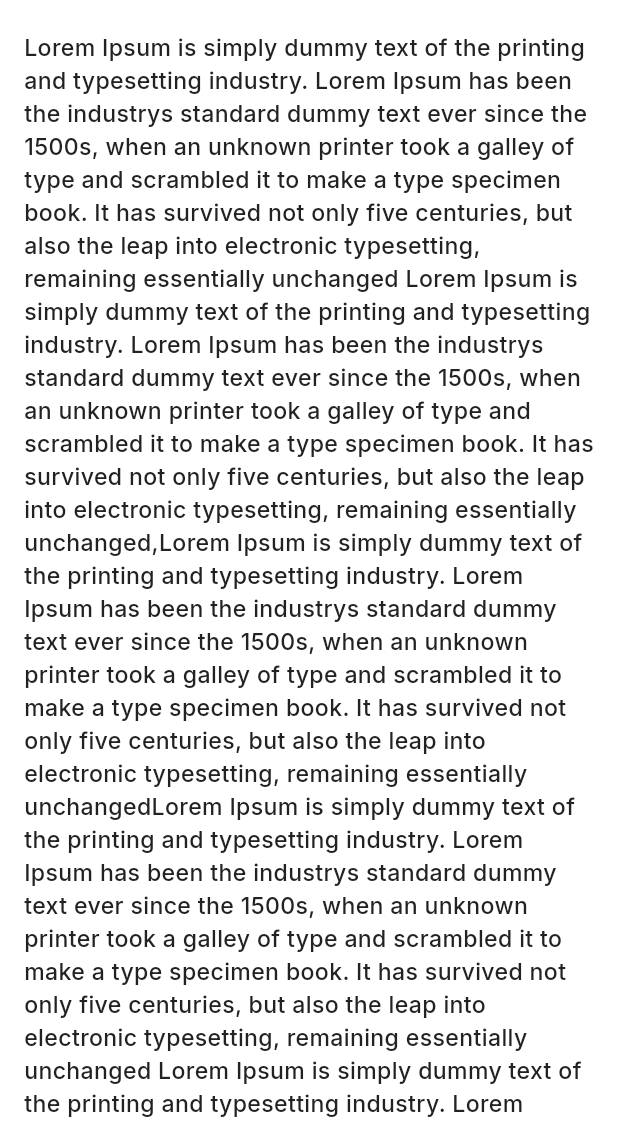
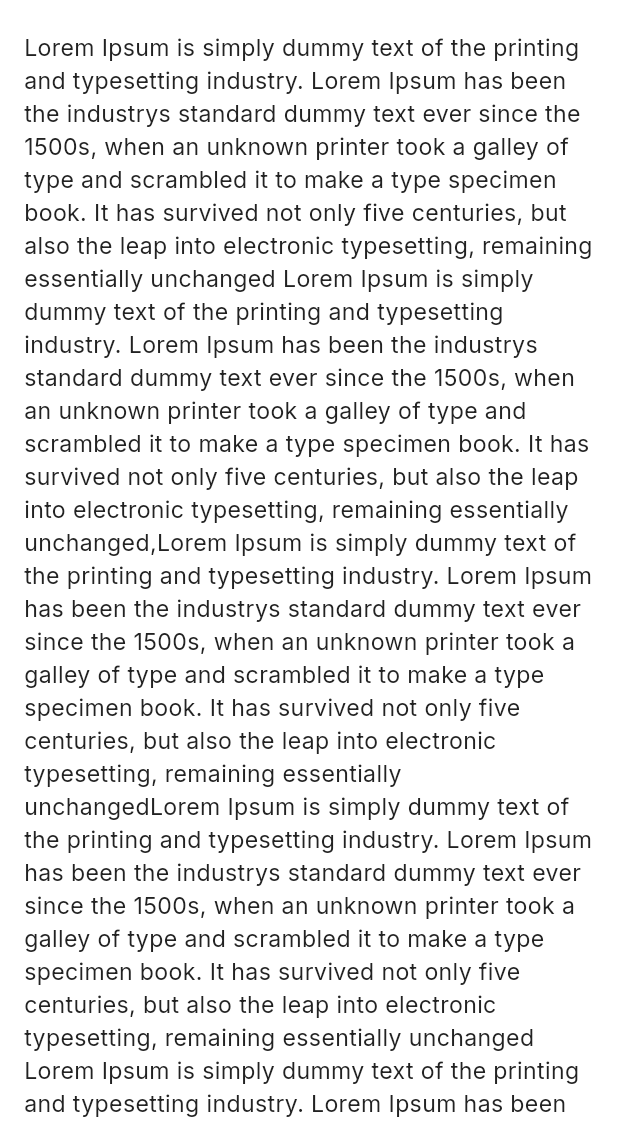
Before and after one commit to bdCalling-Sdt-hub/trade_app, a Flutter app: the PrivacyPolicyScreen screen opened by its route, on a phone screen of 412 x 824 dp, the part 90-1236 px from its top. Run offline on Flutter 3.47's test engine with Material 3 defaults, Android fonts, the phone set to English and light mode, and no system bars; our stand-ins replace cached_network_image, carousel_slider, connectivity_plus, country_picker, flutter_rating_bar, flutter_screenutil and 10 more; accounts and stored records are empty; network calls fail; project files that could hold a hidden picture were left out.

```diff
--- a/lib/utils/app_icons/app_icons.dart
+++ b/lib/utils/app_icons/app_icons.dart
@@ -9,6 +9,7 @@ class AppIcons {
   ///=========================Nab bar Icon ======================
   static const String profileSelected = "$basePath/profile_Selected.svg";
   static const String profileUnselected = "$basePath/profile_Unselected.svg";
+  static const String customerSupport = "$basePath/customer support.svg";
   static const String postSelected = "$basePath/post_Selected.svg";
   static const String postUnselected = "$basePath/post_Unselected.svg";
   static const String categorySelected = "$basePath/category_Selected.svg";
--- a/lib/view/components/custom_help_card/custom_help_card.dart
+++ b/lib/view/components/custom_help_card/custom_help_card.dart
@@ -1,5 +1,7 @@
 import 'package:flutter/material.dart';
 import 'package:flutter_screenutil/flutter_screenutil.dart';
+import 'package:trade_app/utils/app_icons/app_icons.dart';
+import 'package:trade_app/view/components/custom_image/custom_image.dart';
 
 class CustomHelpCard extends StatelessWidget {
   final String contactText;
@@ -12,7 +14,7 @@ class CustomHelpCard extends StatelessWidget {
   Widget build(BuildContext context) {
     return Card(
       child: ListTile(
-        leading: Icon(Icons.call, color: Colors.red, size: 24.sp),
+        leading:const CustomImage(imageSrc: AppIcons.customerSupport),
         title: Text(contactText, style: TextStyle(fontSize: 14.sp)),
         subtitle: Text(subText, style: TextStyle(fontSize: 12.sp)),
         onTap: onTap,
--- a/lib/view/screens/my_membership_screen/my_membership_screen.dart
+++ b/lib/view/screens/my_membership_screen/my_membership_screen.dart
@@ -14,6 +14,7 @@ import 'package:trade_app/view/components/custom_image/custom_image.dart';
 import 'package:trade_app/view/components/custom_loader/custom_loader.dart';
 import 'package:trade_app/view/components/custom_membership_profile_card/custom_membership_profile_card.dart';
 import 'package:trade_app/view/components/custom_text/custom_text.dart';
+import 'package:trade_app/view/components/nav_bar/nav_bar.dart';
 
 class MyMembershipScreen extends StatelessWidget {
   MyMembershipScreen({super.key});
@@ -25,8 +26,8 @@ class MyMembershipScreen extends StatelessWidget {
   Widget build(BuildContext context) {
     return Scaffold(
       backgroundColor: AppColors.white,
-
-      ///==================myMembership Appbar===============
+       bottomNavigationBar: const NavBar(currentIndex: 4),
+      ///=============== ===myMembership Appbar===============
       appBar: CustomAppBar(
         appBarContent: AppStrings.myMembership.tr,
       ),
--- a/lib/view/screens/privacy_policy_screen/privacy_policy_screen.dart
+++ b/lib/view/screens/privacy_policy_screen/privacy_policy_screen.dart
@@ -42,7 +42,7 @@ class PrivacyPolicyScreen extends StatelessWidget {
                     'also the leap into electronic typesetting,'
                     ' remaining essentially unchanged,Lorem Ipsum is '
                     'simply dummy text of the printing and typesetting industry. Lorem Ipsum has been the industrys standard dummy text ever since the 1500s, when an unknown printer took a galley of type and scrambled it to make a type specimen book. It has survived not only five centuries, but also the leap into electronic typesetting, remaining essentially unchanged',
-                fontWeight: FontWeight.w500,
+                fontWeight: FontWeight.w400,
                 fontSize: 14,
                 color: AppColors.black500,
                 bottom: 10,
--- a/lib/view/screens/terms_and_condition_screen/terms_and_condition_screen.dart
+++ b/lib/view/screens/terms_and_condition_screen/terms_and_condition_screen.dart
@@ -42,7 +42,7 @@ class TermsAndConditionScreen extends StatelessWidget {
                     'also the leap into electronic typesetting,'
                     ' remaining essentially unchanged,Lorem Ipsum is '
                     'simply dummy text of the printing and typesetting industry. Lorem Ipsum has been the industrys standard dummy text ever since the 1500s, when an unknown printer took a galley of type and scrambled it to make a type specimen book. It has survived not only five centuries, but also the leap into electronic typesetting, remaining essentially unchanged',
-                fontWeight: FontWeight.w500,
+                fontWeight: FontWeight.w400,
                 fontSize: 14,
                 color: AppColors.black500,
                 bottom: 10,
```
Also changed, not shown: assets/icons/customer support.svg (added).
